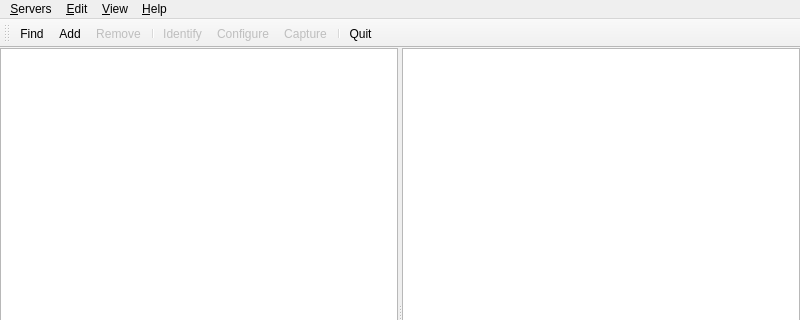
This is compoundpi/windows/main_window.ui in waveform-computing/compoundpi as Qt 5 draws it before an edit; both pictures show x 0 to 800 and y 0 to 320 of the 800 by 600 pixel window. The edited form follows.
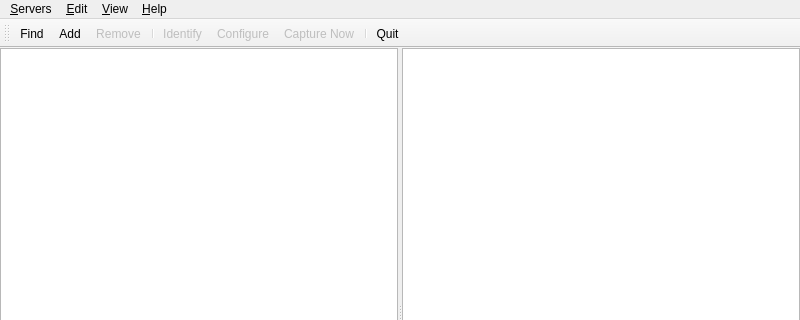
This is the edited form.

```diff
--- a/compoundpi/windows/main_window.ui
+++ b/compoundpi/windows/main_window.ui
@@ -135,7 +135,7 @@
    <addaction name="separator"/>
    <addaction name="identify_action"/>
    <addaction name="configure_action"/>
-   <addaction name="capture_action"/>
+   <addaction name="capture_now_action"/>
    <addaction name="separator"/>
    <addaction name="quit_action"/>
   </widget>
@@ -203,7 +203,10 @@
     <bool>false</bool>
    </property>
    <property name="text">
-    <string>&amp;Capture</string>
+    <string>&amp;Capture...</string>
+   </property>
+   <property name="toolTip">
+    <string>Capture images on all selected servers after configuration</string>
    </property>
   </action>
   <action name="identify_action">
@@ -257,6 +260,17 @@
     <string>Ctrl+C</string>
    </property>
   </action>
+  <action name="capture_now_action">
+   <property name="enabled">
+    <bool>false</bool>
+   </property>
+   <property name="text">
+    <string>Capture &amp;Now</string>
+   </property>
+   <property name="toolTip">
+    <string>Capture images on all selected servers</string>
+   </property>
+  </action>
  </widget>
  <resources/>
  <connections>
```
Left out of the diff: 28 changed lines with no effect on the pictures.
